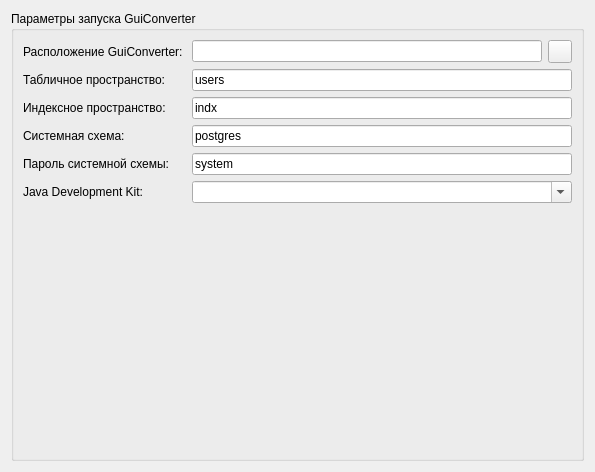
Smitt64/WorkFMT, file FmtLib/options/externaltoolspage.ui: the form before one commit.
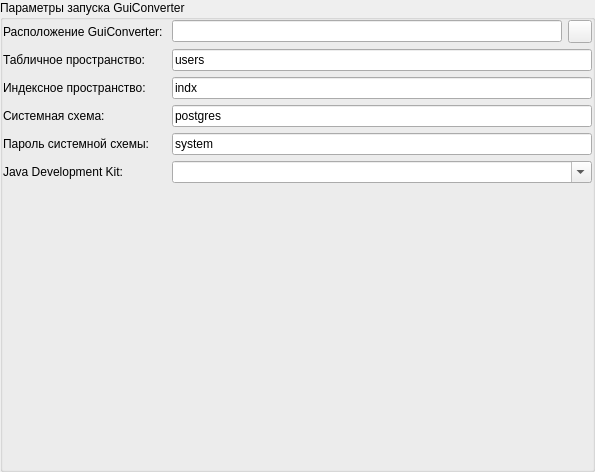
The form after the commit. Icons and pictures are not drawn.

```diff
--- a/FmtLib/options/externaltoolspage.ui
+++ b/FmtLib/options/externaltoolspage.ui
@@ -14,6 +14,18 @@
    <string>Form</string>
   </property>
   <layout class="QVBoxLayout" name="verticalLayout_2">
+   <property name="leftMargin">
+    <number>0</number>
+   </property>
+   <property name="topMargin">
+    <number>0</number>
+   </property>
+   <property name="rightMargin">
+    <number>0</number>
+   </property>
+   <property name="bottomMargin">
+    <number>0</number>
+   </property>
    <item>
     <widget class="QGroupBox" name="groupBox">
      <property name="title">
@@ -23,6 +35,18 @@
       <bool>true</bool>
      </property>
      <layout class="QVBoxLayout" name="verticalLayout">
+      <property name="leftMargin">
+       <number>0</number>
+      </property>
+      <property name="topMargin">
+       <number>0</number>
+      </property>
+      <property name="rightMargin">
+       <number>0</number>
+      </property>
+      <property name="bottomMargin">
+       <number>0</number>
+      </property>
       <item>
        <layout class="QFormLayout" name="formLayout">
         <item row="0" column="0">
@@ -128,6 +152,9 @@
       </item>
       <item>
        <spacer name="verticalSpacer">
+        <property name="orientation">
+         <enum>Qt::Vertical</enum>
+        </property>
         <property name="sizeHint" stdset="0">
          <size>
           <width>20</width>
```
